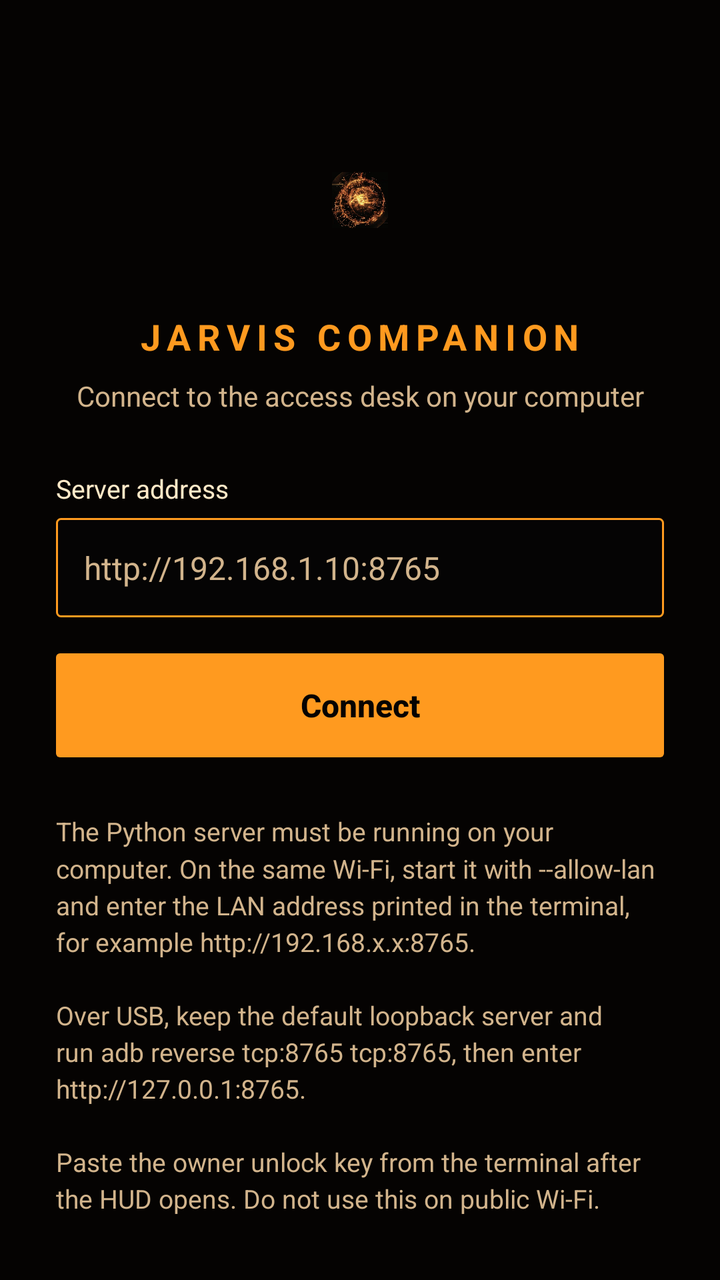
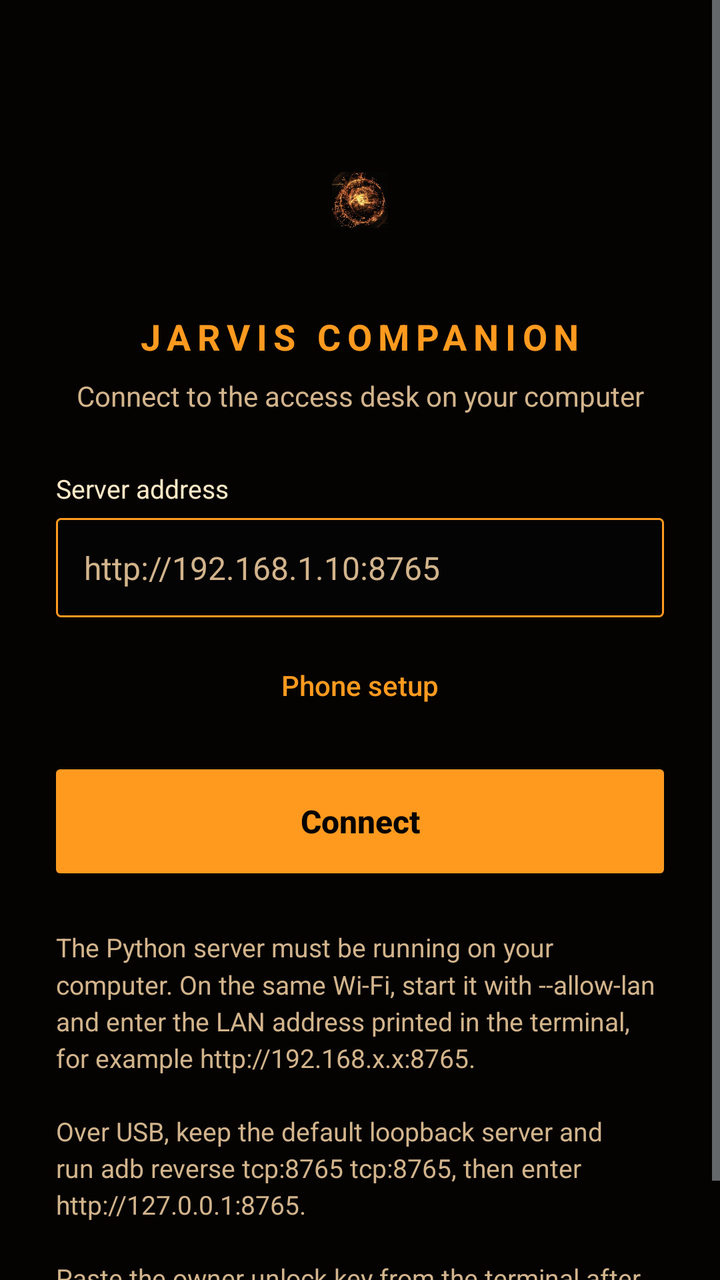

Before-and-after screenshots of an Android layout around one commit, followed by the original layout XML and the change that was made.
<!-- AndroidManifest.xml: application theme Theme.Jarvis -->
<!-- res/layout/activity_main.xml -->
<?xml version="1.0" encoding="utf-8"?>
<FrameLayout xmlns:android="http://schemas.android.com/apk/res/android"
    android:layout_width="match_parent"
    android:layout_height="match_parent"
    android:background="@color/hud_bg">

    <WebView
        android:id="@+id/webview"
        android:layout_width="match_parent"
        android:layout_height="match_parent"
        android:layout_marginBottom="40dp"
        android:visibility="gone" />

    <Button
        android:id="@+id/change_server"
        android:layout_width="match_parent"
        android:layout_height="40dp"
        android:layout_gravity="bottom"
        android:background="@color/hud_bg"
        android:text="@string/change_server"
        android:textAllCaps="false"
        android:textColor="@color/hud_cyan"
        android:visibility="gone" />

    <ScrollView
        android:id="@+id/connect_panel"
        android:layout_width="match_parent"
        android:layout_height="match_parent"
        android:fillViewport="true">

        <LinearLayout
            android:layout_width="match_parent"
            android:layout_height="wrap_content"
            android:gravity="center_horizontal"
            android:orientation="vertical"
            android:padding="28dp">

            <View
                android:layout_width="72dp"
                android:layout_height="72dp"
                android:layout_marginTop="36dp"
                android:background="@drawable/ic_launcher_foreground" />

            <TextView
                android:id="@+id/connect_title"
                android:layout_width="wrap_content"
                android:layout_height="wrap_content"
                android:layout_marginTop="20dp"
                android:letterSpacing="0.18"
                android:text="@string/connect_title"
                android:textColor="@color/hud_cyan"
                android:textSize="18sp"
                android:textStyle="bold" />

            <TextView
                android:layout_width="match_parent"
                android:layout_height="wrap_content"
                android:layout_marginTop="8dp"
                android:gravity="center"
                android:text="@string/connect_subtitle"
                android:textColor="@color/hud_muted"
                android:textSize="14sp" />

            <TextView
                android:layout_width="match_parent"
                android:layout_height="wrap_content"
                android:layout_marginTop="28dp"
                android:labelFor="@+id/server_url"
                android:text="@string/url_label"
                android:textColor="@color/hud_text"
                android:textSize="13sp" />

            <EditText
                android:id="@+id/server_url"
                android:layout_width="match_parent"
                android:layout_height="wrap_content"
                android:layout_marginTop="6dp"
                android:autofillHints=""
                android:background="@drawable/url_field"
                android:hint="@string/url_hint"
                android:imeOptions="actionGo"
                android:inputType="textUri"
                android:importantForAutofill="no"
                android:padding="14dp"
                android:textColor="@color/hud_text"
                android:textColorHint="@color/hud_muted"
                android:textSize="16sp" />

            <TextView
                android:id="@+id/error_text"
                android:layout_width="match_parent"
                android:layout_height="wrap_content"
                android:layout_marginTop="10dp"
                android:textColor="@color/hud_error"
                android:textSize="13sp"
                android:visibility="gone" />

            <Button
                android:id="@+id/connect_button"
                android:layout_width="match_parent"
                android:layout_height="52dp"
                android:layout_marginTop="18dp"
                android:background="@drawable/connect_button"
                android:text="@string/connect"
                android:textAllCaps="false"
                android:textColor="@color/hud_bg"
                android:textSize="16sp"
                android:textStyle="bold" />

            <TextView
                android:layout_width="match_parent"
                android:layout_height="wrap_content"
                android:layout_marginTop="28dp"
                android:lineSpacingMultiplier="1.2"
                android:text="@string/help_text"
                android:textColor="@color/hud_muted"
                android:textSize="13sp" />
        </LinearLayout>
    </ScrollView>
</FrameLayout>
<!-- resources referenced by this layout -->
<resources>
  <color name="hud_bg">#050302</color>
  <color name="hud_cyan">#FF9A1F</color>
  <color name="hud_error">#FF6B6B</color>
  <color name="hud_muted">#D2B48C</color>
  <color name="hud_text">#FFE9C8</color>
  <!-- drawable connect_button (drawable) -->
  <?xml version="1.0" encoding="utf-8"?>
  <shape xmlns:android="http://schemas.android.com/apk/res/android" android:shape="rectangle">
      <solid android:color="@color/hud_cyan" />
      <corners android:radius="2dp" />
  </shape>
  <!-- drawable ic_launcher_foreground (drawable) -->
  <?xml version="1.0" encoding="utf-8"?>
  <layer-list xmlns:android="http://schemas.android.com/apk/res/android">
      <item android:drawable="@color/hud_bg" />
      <item
          android:left="22dp"
          android:top="22dp"
          android:right="22dp"
          android:bottom="22dp">
          <bitmap
              android:gravity="fill"
              android:src="@drawable/jarvis_orb"
              android:antialias="true" />
      </item>
  </layer-list>
  <!-- drawable url_field (drawable) -->
  <?xml version="1.0" encoding="utf-8"?>
  <shape xmlns:android="http://schemas.android.com/apk/res/android" android:shape="rectangle">
      <solid android:color="#140A1520" />
      <stroke android:width="1dp" android:color="@color/hud_cyan" />
      <corners android:radius="2dp" />
  </shape>
  <string name="change_server">Change server</string>
  <string name="connect">Connect</string>
  <string name="connect_subtitle">Connect to the access desk on your computer</string>
  <string name="connect_title">JARVIS COMPANION</string>
  <string name="help_text">The Python server must be running on your computer. On the same Wi-Fi, start it with --allow-lan and enter the LAN address printed in the terminal, for example http://192.168.x.x:8765.\n\nOver USB, keep the default loopback server and run adb reverse tcp:8765 tcp:8765, then enter http://127.0.0.1:8765.\n\nPaste the owner unlock key from the terminal after the HUD opens. Do not use this on public Wi-Fi.</string>
  <string name="url_hint">http://192.168.1.10:8765</string>
  <string name="url_label">Server address</string>
  <style name="Theme.Jarvis" parent="@android:style/Theme.DeviceDefault.NoActionBar">
          <item name="android:statusBarColor">@color/hud_bg</item>
          <item name="android:navigationBarColor">@color/hud_bg</item>
          <item name="android:windowBackground">@drawable/splash</item>
          <item name="android:colorPrimary">@color/hud_cyan</item>
          <item name="android:colorAccent">@color/hud_cyan</item>
          <item name="android:textColorPrimary">@color/hud_text</item>
          <item name="android:navigationBarDividerColor">@color/hud_bg</item>
          <item name="android:windowLightStatusBar">false</item>
      </style>
  <!-- drawable jarvis_orb: webp bitmap (drawable, 110584 bytes) -->
  <!-- drawable splash (drawable) -->
  <?xml version="1.0" encoding="utf-8"?>
  <layer-list xmlns:android="http://schemas.android.com/apk/res/android">
      <item android:drawable="@color/hud_bg" />
      <item>
          <bitmap
              android:gravity="center"
              android:src="@drawable/jarvis_orb"
              android:antialias="true" />
      </item>
  </layer-list>
</resources>

<!-- the commit's change to res/layout/activity_main.xml (unified diff, before → after) -->
@@ -96,6 +96,16 @@
                 android:visibility="gone" />
 
             <Button
+                android:id="@+id/phone_setup"
+                android:layout_width="match_parent"
+                android:layout_height="48dp"
+                android:layout_marginTop="10dp"
+                android:background="@color/hud_bg"
+                android:text="@string/phone_setup"
+                android:textAllCaps="false"
+                android:textColor="@color/hud_cyan" />
+
+            <Button
                 android:id="@+id/connect_button"
                 android:layout_width="match_parent"
                 android:layout_height="52dp"
<!-- resource entries referenced after the edit -->
@@ -38,6 +38,7 @@
   <string name="connect_subtitle">Connect to the access desk on your computer</string>
   <string name="connect_title">JARVIS COMPANION</string>
   <string name="help_text">The Python server must be running on your computer. On the same Wi-Fi, start it with --allow-lan and enter the LAN address printed in the terminal, for example http://192.168.x.x:8765.\n\nOver USB, keep the default loopback server and run adb reverse tcp:8765 tcp:8765, then enter http://127.0.0.1:8765.\n\nPaste the owner unlock key from the terminal after the HUD opens. Do not use this on public Wi-Fi.</string>
+  <string name="phone_setup">Phone setup</string>
   <string name="url_hint">http://192.168.1.10:8765</string>
   <string name="url_label">Server address</string>
   <style name="Theme.Jarvis" parent="@android:style/Theme.DeviceDefault.NoActionBar">
